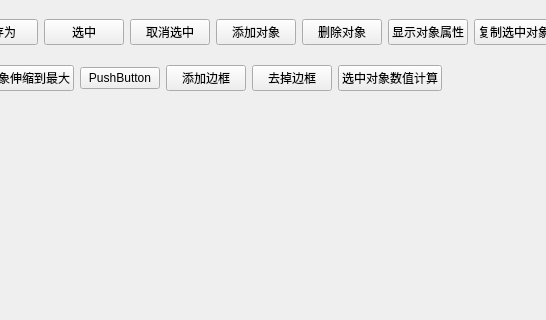
First picture: the form in printer/reportdesignwindow.ui, repository 519984307/api, before the edit; both pictures show x 232 to 778 and y 0 to 320 of the 1175 by 600 pixel window.
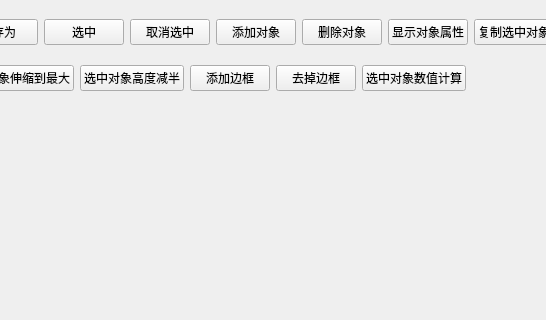
Second picture: the form after the edit.

What changed in the file:
```diff
--- a/printer/reportdesignwindow.ui
+++ b/printer/reportdesignwindow.ui
@@ -161,7 +161,7 @@
        <item>
         <widget class="QPushButton" name="btnSetResizeCellHeight">
          <property name="text">
-          <string>PushButton</string>
+          <string>选中对象高度减半</string>
          </property>
         </widget>
        </item>
```
